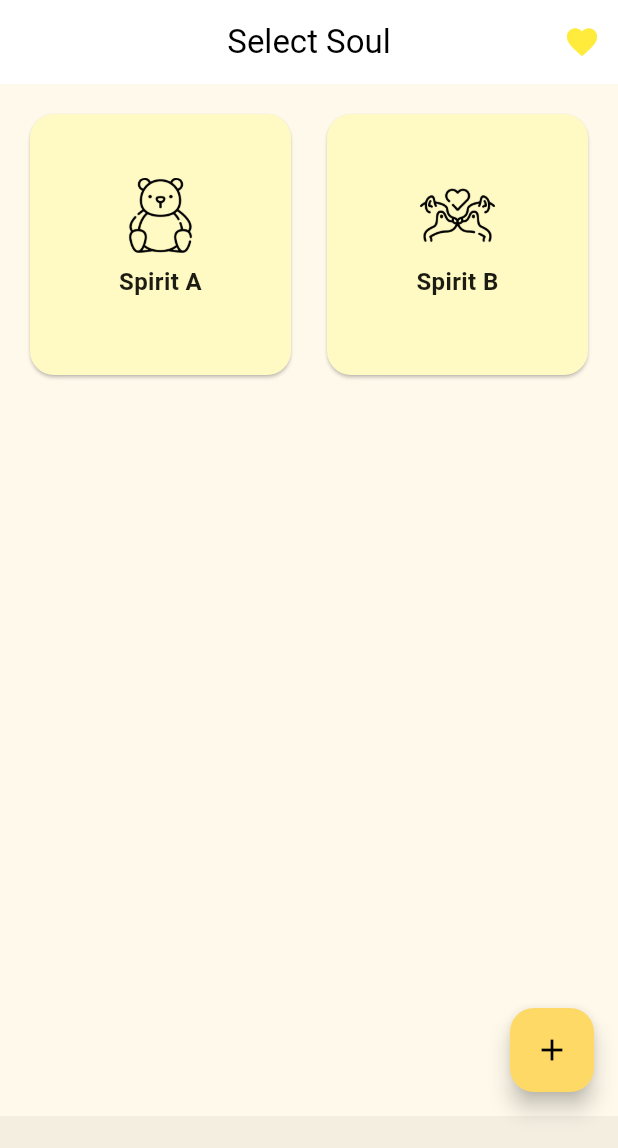
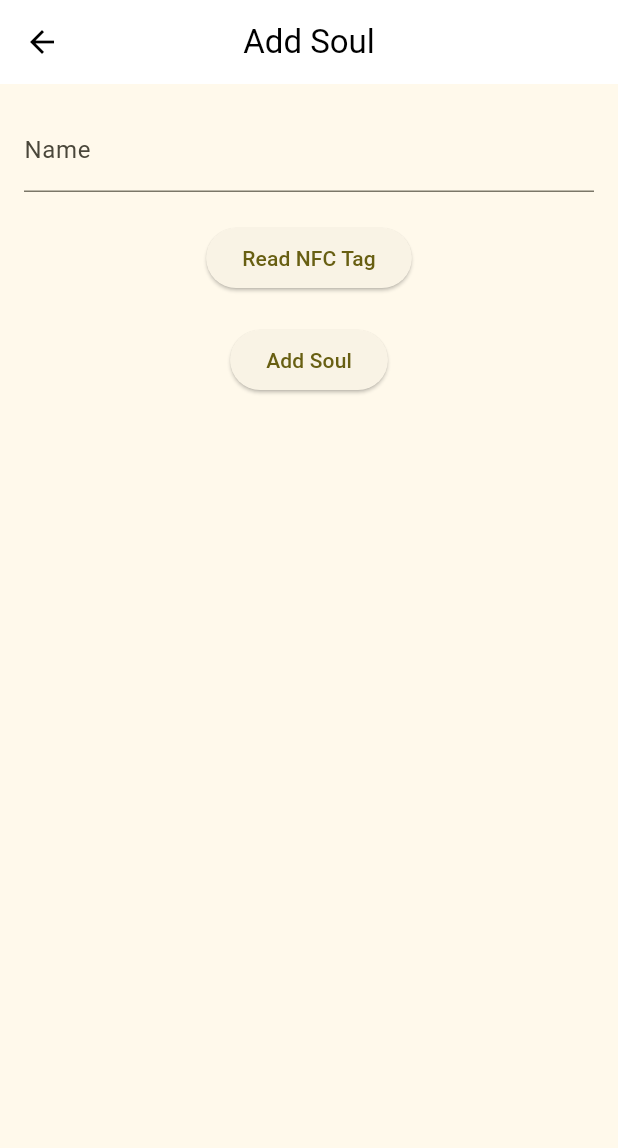
Before and after one commit to shoAppRepo/stuff_spirit, a Flutter app: the SoulsPage screen opened directly, after a tap on the "add" icon, on a phone screen of 412 x 824 dp. Shown: the top 1148 px of the screen. Run offline on Flutter 3.47's test engine with Material 3 defaults, Android fonts, the phone set to English and light mode, and no system bars; our stand-ins replace sqflite; accounts and stored records are empty.

Commit message:
魂情報入力ページ作成

```diff
--- /dev/null
+++ b/lib/add_soul.dart
@@ -0,0 +1,53 @@
+import 'package:flutter/material.dart';
+
+class AddSoulPage extends StatefulWidget {
+  @override
+  _AddSoulPageState createState() => _AddSoulPageState();
+}
+
+class _AddSoulPageState extends State<AddSoulPage> {
+  final _nameController = TextEditingController();
+
+  @override
+  Widget build(BuildContext context) {
+    return Scaffold(
+      appBar: AppBar(
+        title: const Text('Add Soul'),
+        centerTitle: true,
+        backgroundColor: Colors.white,
+        foregroundColor: Colors.black,
+        elevation: 0,
+      ),
+      body: Padding(
+        padding: const EdgeInsets.all(16.0),
+        child: Column(
+          children: [
+            TextField(
+              controller: _nameController,
+              decoration: const InputDecoration(
+                labelText: 'Name',
+              ),
+            ),
+            // NFCタグを読み込んでIDを取得するボタン
+            Container(
+              margin: const EdgeInsets.only(top: 20.0),
+              child: ElevatedButton(
+                onPressed: () {
+                },
+                child: const Text('Read NFC Tag'),
+              ),
+            ),
+            Container(
+              margin: const EdgeInsets.only(top: 20.0),
+              child: ElevatedButton(
+                onPressed: () {
+                },
+                child: const Text('Add Soul'),
+              ),
+            ),
+          ],
+        ),
+      ),
+    );
+  }
+}
--- a/lib/main.dart
+++ b/lib/main.dart
@@ -1,6 +1,7 @@
 import 'package:flutter/material.dart';
 import 'package:stuff_spirit/colors.dart';
 import 'package:stuff_spirit/db/database_helper.dart';
+import 'package:stuff_spirit/routes.dart';
 import 'package:stuff_spirit/souls.dart';
 
 void main() async {
@@ -27,6 +28,7 @@
         useMaterial3: true,
       ),
       home: const MyHomePage(title: 'SoulMate'),
+      routes: Routes.routes,
     );
   }
 }
--- /dev/null
+++ b/lib/routes.dart
@@ -0,0 +1,8 @@
+import 'package:flutter/material.dart';
+import 'package:stuff_spirit/add_soul.dart';
+
+class Routes {
+  static final routes = <String, WidgetBuilder>{
+    '/add_soul': (BuildContext context) => AddSoulPage(),
+  };
+}
--- a/lib/souls.dart
+++ b/lib/souls.dart
@@ -87,7 +87,9 @@ class _SoulsPageState extends State<SoulsPage> {
         ),
       ),
       floatingActionButton: FloatingActionButton(
-        onPressed: () {},
+        onPressed: () {
+          Navigator.pushNamed(context, '/add_soul');
+        },
         backgroundColor: MyColors.warmYellow,
         child: const Icon(Icons.add, color: Colors.black),
       ),
```
